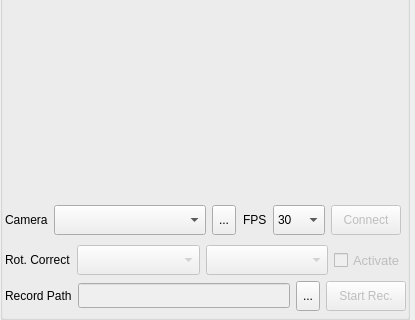
Old version of the form Widgets/EndoscopeView/EndoscopeView.ui in the repository PITECH-MIS/MIS-Pilot; both pictures show x 0 to 415 and y 220 to 540 of the 415 by 540 pixel window.
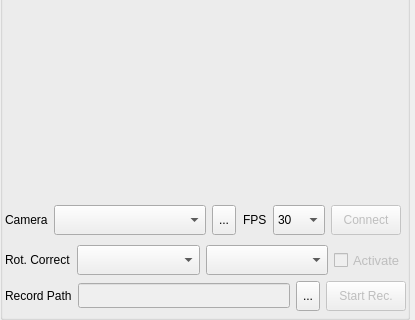
New version of the form.

```diff
--- a/Widgets/EndoscopeView/EndoscopeView.ui
+++ b/Widgets/EndoscopeView/EndoscopeView.ui
@@ -257,7 +257,7 @@
      <item row="0" column="1">
       <widget class="QComboBox" name="rotCorrectEquipComboBox">
        <property name="enabled">
-        <bool>false</bool>
+        <bool>true</bool>
        </property>
        <property name="minimumSize">
         <size>
@@ -276,7 +276,7 @@
      <item row="0" column="2">
       <widget class="QComboBox" name="rotCorrectActuatorComboBox">
        <property name="enabled">
-        <bool>false</bool>
+        <bool>true</bool>
        </property>
        <property name="minimumSize">
         <size>
```
